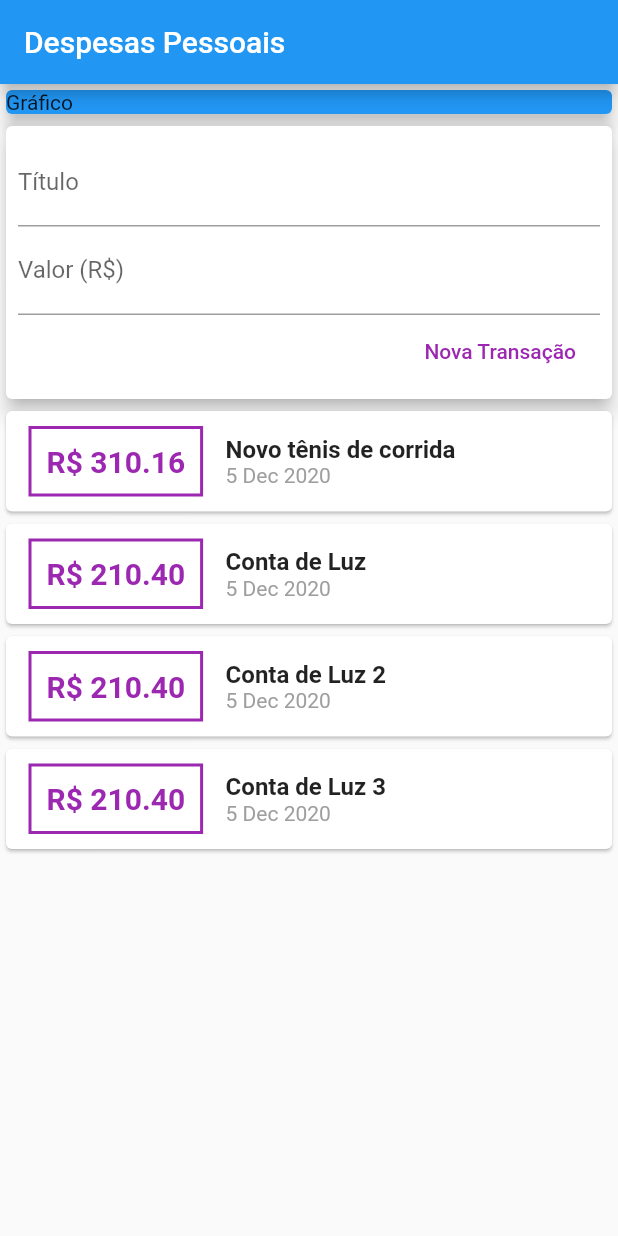
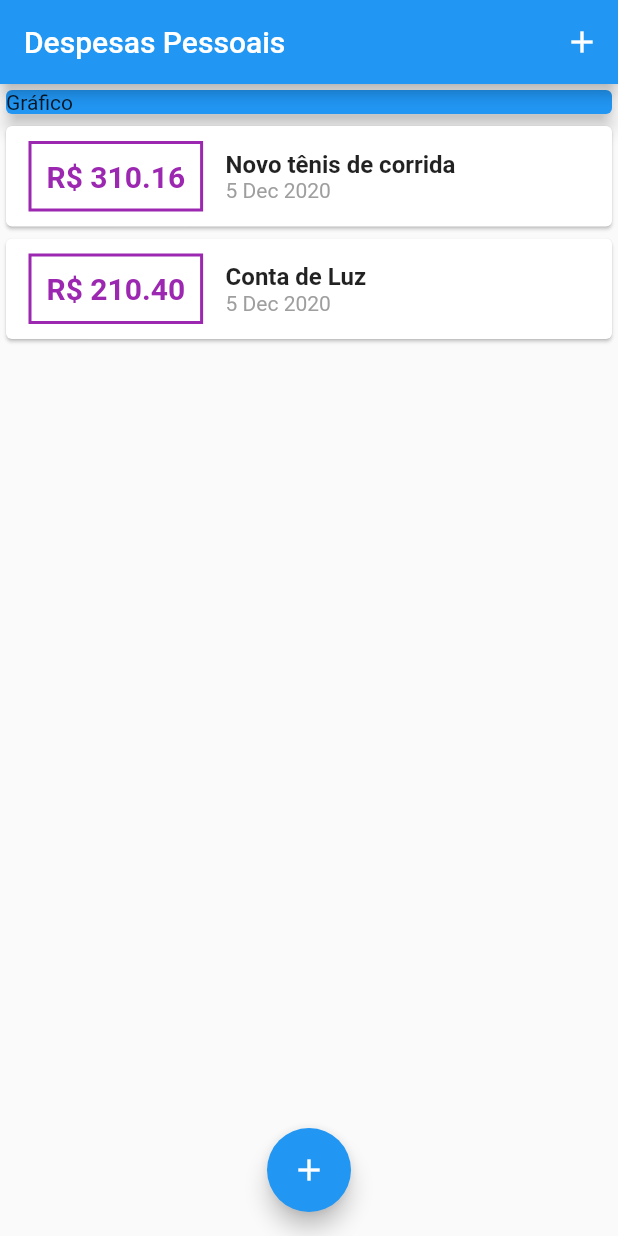
Before and after one commit to andrecostaa/expenses-flutter, a Flutter app: the screen it shows after launch, on a phone screen of 412 x 824 dp. Run offline on Flutter 3.47's test engine with Material 2 defaults, Android fonts, the phone set to English and light mode, and no system bars.

Commit message:
- transformando o main e o form para statefull widget. - fechando modal apos a submissao dos dados da transacao.

```diff
--- a/lib/components/transaction_user.dart
+++ /dev/null
@@ -1,76 +0,0 @@
-import 'dart:math';
-
-import 'package:expenses/models/transaction.dart';
-import 'package:flutter/material.dart';
-import 'transaction_form.dart';
-import 'transaction_list.dart';
-import '../models/transaction.dart';
-
-class TransactionUser extends StatefulWidget {
-  @override
-  _TransactionUserState createState() => _TransactionUserState();
-}
-
-class _TransactionUserState extends State<TransactionUser> {
-  final _transactions = [
-    Transaction(
-      id: 't1',
-      title: 'Novo tênis de corrida',
-      value: 310.16,
-      date: DateTime.now(),
-    ),
-    Transaction(
-      id: 't2',
-      title: 'Conta de Luz',
-      value: 210.40,
-      date: DateTime.now(),
-    ),
-    Transaction(
-      id: 't2',
-      title: 'Conta de Luz 2',
-      value: 210.40,
-      date: DateTime.now(),
-    ),
-    Transaction(
-      id: 't2',
-      title: 'Conta de Luz 3 ',
-      value: 210.40,
-      date: DateTime.now(),
-    ),
-    Transaction(
-      id: 't2',
-      title: 'Conta de Luz 4',
-      value: 210.40,
-      date: DateTime.now(),
-    ),
-    Transaction(
-      id: 't2',
-      title: 'Conta de Luz 5',
-      value: 210.40,
-      date: DateTime.now(),
-    ),
-  ];
-
-  _addTransaction(String title, double value) {
-    final newTransaction = Transaction(
-      id: Random().nextDouble().toString(),
-      title: title,
-      value: value,
-      date: DateTime.now(),
-    );
-
-    setState(() {
-      _transactions.add(newTransaction);
-    });
-  }
-
-  @override
-  Widget build(BuildContext context) {
-    return Column(
-      children: [
-        TransactionForm(_addTransaction),
-        TransactionList(_transactions),
-      ],
-    );
-  }
-}
--- a/lib/main.dart
+++ b/lib/main.dart
@@ -1,4 +1,8 @@
-import 'package:expenses/components/transaction_user.dart';
+import 'components/transaction_form.dart';
+import 'components/transaction_list.dart';
+import 'models/transaction.dart';
+import 'dart:math';
+
 import 'package:flutter/material.dart';
 
 main() => runApp(ExpensesApp());
@@ -12,12 +16,62 @@ class ExpensesApp extends StatelessWidget {
   }
 }
 
-class MyHomePage extends StatelessWidget {
+class MyHomePage extends StatefulWidget {
+  @override
+  _MyHomePageState createState() => _MyHomePageState();
+}
+
+class _MyHomePageState extends State<MyHomePage> {
+  final _transactions = [
+    Transaction(
+      id: 't1',
+      title: 'Novo tênis de corrida',
+      value: 310.16,
+      date: DateTime.now(),
+    ),
+    Transaction(
+      id: 't2',
+      title: 'Conta de Luz',
+      value: 210.40,
+      date: DateTime.now(),
+    ),
+  ];
+
+  _addTransaction(String title, double value) {
+    final newTransaction = Transaction(
+      id: Random().nextDouble().toString(),
+      title: title,
+      value: value,
+      date: DateTime.now(),
+    );
+
+    setState(() {
+      _transactions.add(newTransaction);
+    });
+
+    Navigator.of(context).pop(); //fecha form modal
+  }
+
+  _openTransactionFormModal(BuildContext context) {
+    showModalBottomSheet(
+      context: context,
+      builder: (_) {
+        return TransactionForm(_addTransaction);
+      },
+    );
+  }
+
   @override
   Widget build(BuildContext context) {
     return Scaffold(
       appBar: AppBar(
         title: Text('Despesas Pessoais'),
+        actions: [
+          IconButton(
+            icon: Icon(Icons.add),
+            onPressed: () => _openTransactionFormModal(context),
+          ),
+        ],
       ),
       body: SingleChildScrollView(
         child: Column(
@@ -31,10 +85,15 @@ class MyHomePage extends StatelessWidget {
                 elevation: 5,
               ),
             ),
-            TransactionUser(),
+            TransactionList(_transactions),
           ],
         ),
       ),
+      floatingActionButton: FloatingActionButton(
+        child: Icon(Icons.add),
+        onPressed: () => _openTransactionFormModal(context),
+      ),
+      floatingActionButtonLocation: FloatingActionButtonLocation.centerFloat,
     );
   }
 }
```
Also changed, not shown: lib/components/transaction_form.dart (+25 -9 lines).
